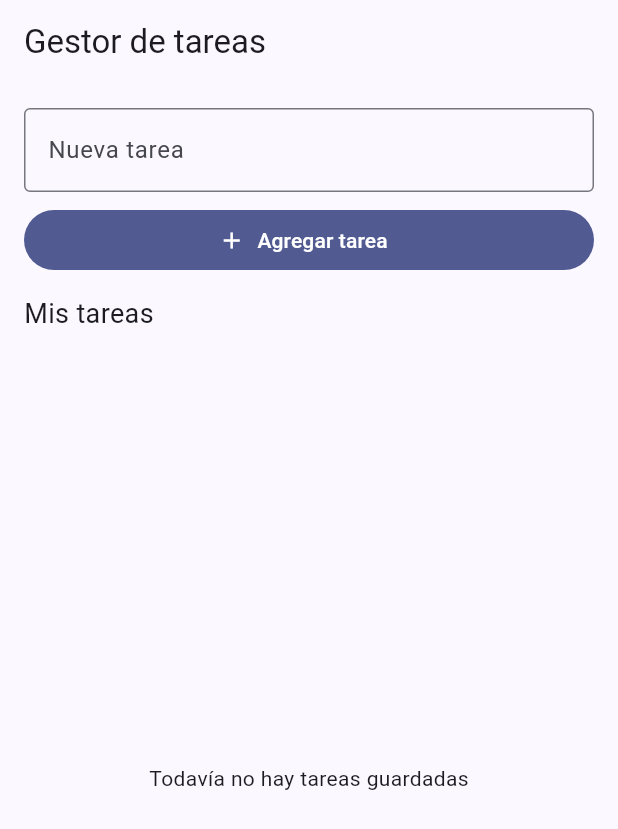
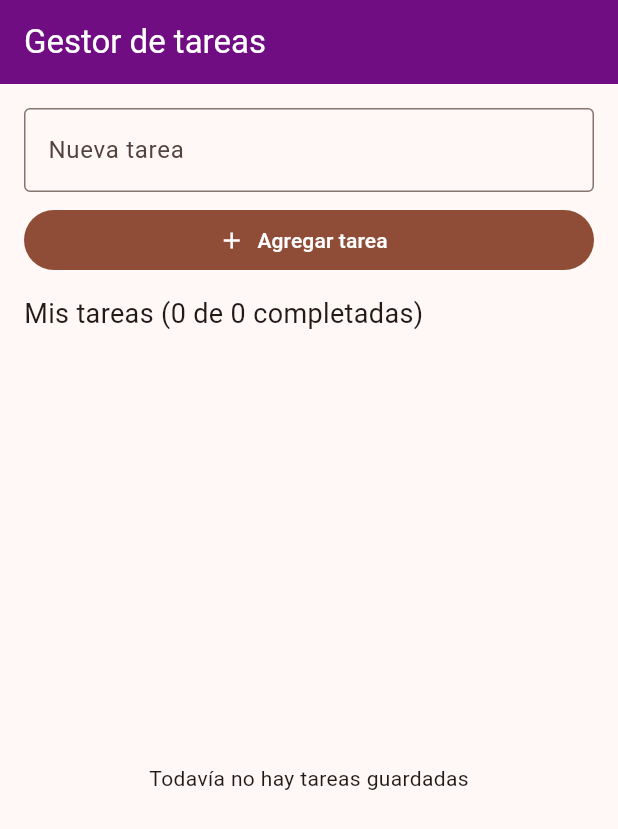
Before and after one commit to SaraSisev/gestor_tareas_local, a Flutter app: the screen it shows after launch, on a phone screen of 412 x 824 dp. Shown: the top 829 px of the screen. Run offline on Flutter 3.47's test engine with Material 3 defaults, Android fonts, the phone set to English and light mode, and no system bars; our stand-ins replace drift, drift_flutter; accounts and stored records are empty; generated files the repository leaves out were written again.

Commit message:
Cambio en el diseño y estilo del programa

```diff
--- a/lib/main.dart
+++ b/lib/main.dart
@@ -18,7 +18,11 @@ class GestorTareasApp extends StatelessWidget {
       title: 'Gestor de tareas',
       debugShowCheckedModeBanner: false,
       theme: ThemeData(
-        colorScheme: ColorScheme.fromSeed(seedColor: Colors.indigo),
+        colorScheme: ColorScheme.fromSeed(seedColor: const Color.fromARGB(255, 233, 80, 20)),
+        appBarTheme: const AppBarTheme(
+          backgroundColor: Color.fromARGB(255, 113, 13, 131),
+          foregroundColor: Colors.white,
+        ),
         useMaterial3: true,
       ),
       home: TareasPage(database: database),
--- a/lib/screens/tareas_page.dart
+++ b/lib/screens/tareas_page.dart
@@ -127,7 +127,10 @@ class _TareasPageState extends State<TareasPage> {
               label: const Text('Agregar tarea'),
             ),
             const SizedBox(height: 12),
-            const Text('Mis tareas', style: TextStyle(fontSize: 18)),
+            Text(
+              'Mis tareas (${_tareas.where((t) => t.completada).length} de ${_tareas.length} completadas)',
+              style: const TextStyle(fontSize: 18),
+            ),
             const SizedBox(height: 8),
             Expanded(
               child: _tareas.isEmpty
@@ -146,7 +149,15 @@ class _TareasPageState extends State<TareasPage> {
                                 }
                               },
                             ),
-                            title: Text(tarea.titulo),
+                            title: Text(
+                              tarea.titulo,
+                              style: tarea.completada
+                                  ? const TextStyle(
+                                      decoration: TextDecoration.lineThrough,
+                                      color: Colors.grey,
+                                    )
+                                  : null,
+                            ),
                             subtitle: Text('ID: ${tarea.id}'),
                             trailing: Row(
                               mainAxisSize: MainAxisSize.min,
```
